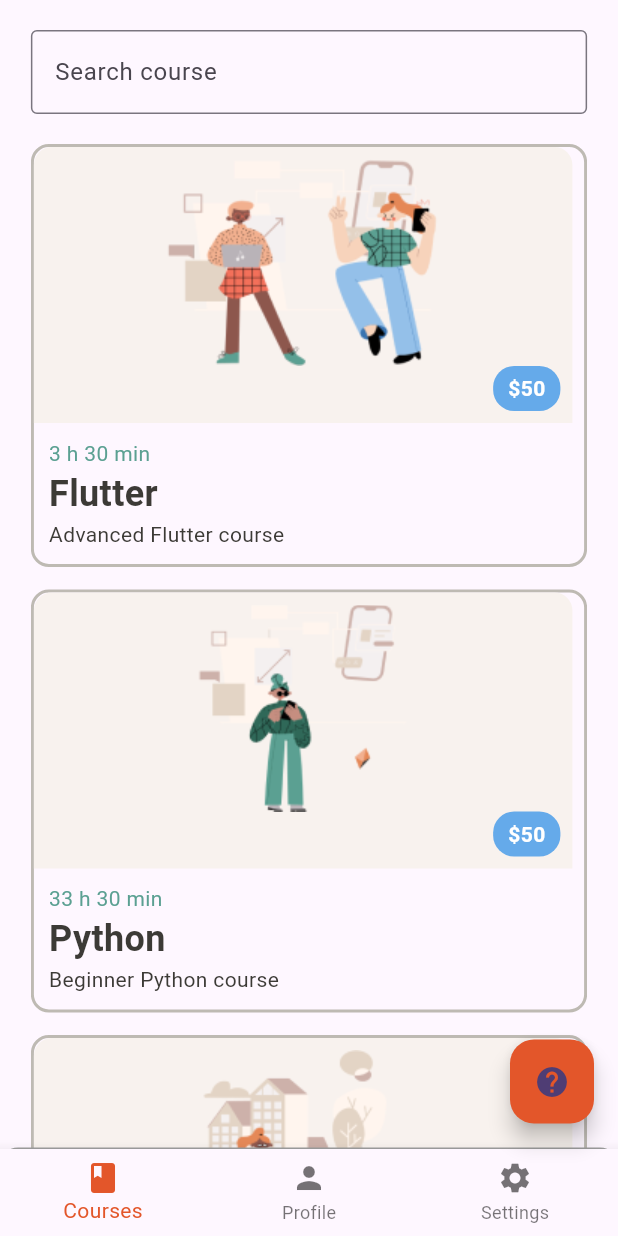
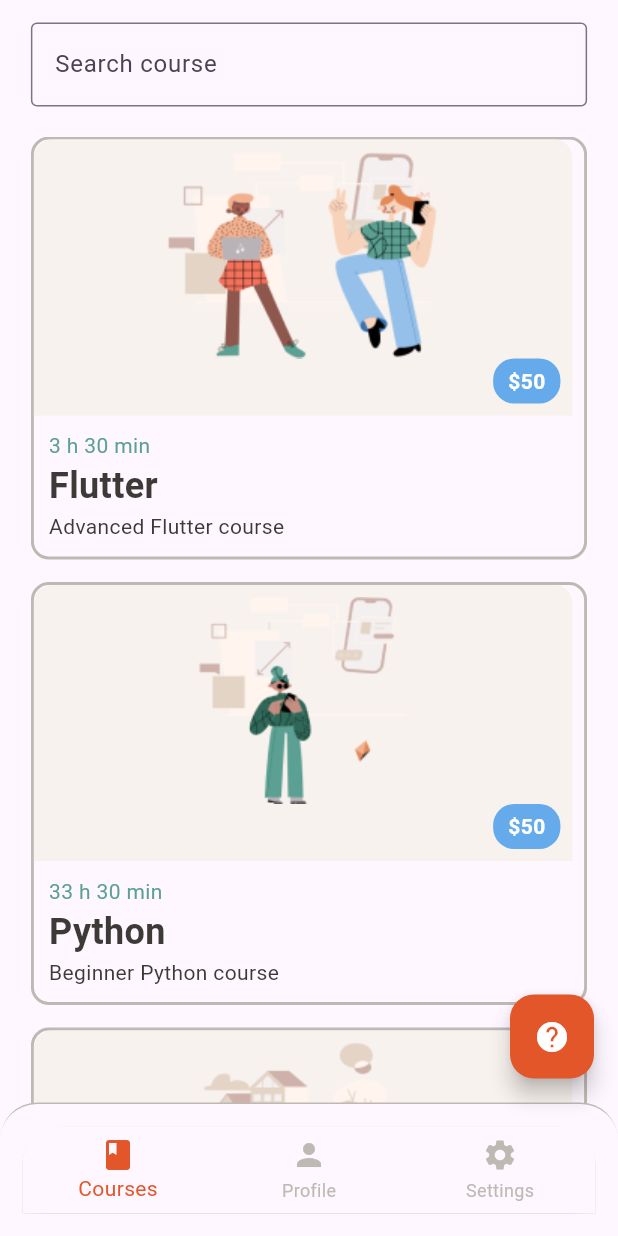
Before and after one commit to ahaithem/edtech_app, a Flutter app: the HomePage screen opened by its route, on a phone screen of 412 x 824 dp. Run offline on Flutter 3.47's test engine with Material 3 defaults, Android fonts, the light colour scheme and no system bars; our stand-ins replace awesome_dialog, card_swiper, cloud_firestore, firebase_auth, firebase_core, firebase_storage and 2 more; accounts and stored records are empty; network calls fail.

Commit message:
add some changes on the UI

```diff
--- a/lib/courses/course.dart
+++ b/lib/courses/course.dart
@@ -90,7 +90,7 @@ class _CourseState extends State<Course> {
             SizedBox(
               width: MediaQuery.of(context).size.width * 0.9, // 90% width
               child: Padding(
-                padding: const EdgeInsets.only(bottom: 20, top: 20),
+                padding: const EdgeInsets.only(bottom: 20, top: 15),
                 child: TextField(
                   controller: _searchController,
                   decoration: InputDecoration(
@@ -113,7 +113,7 @@ class _CourseState extends State<Course> {
                   itemCount: _filteredCourses.length,
                   itemBuilder: (context, index) {
                     return Container(
-                      padding: EdgeInsets.only(bottom: 15),
+                      padding: const EdgeInsets.only(bottom: 15),
                       child: _filteredCourses[index],
                     ); // Directly return the course
                   },
--- a/lib/home_page.dart
+++ b/lib/home_page.dart
@@ -1,7 +1,6 @@
 import 'package:flutter/material.dart';
 import 'constns/home_constants.dart';
 import 'constns/color_text_size.dart';
-import 'ai_chatbot/test.dart';
 
 class HomePage extends StatefulWidget {
   const HomePage({super.key});
@@ -27,19 +26,23 @@ class _HomePageState extends State<HomePage> {
           child: widgetOptions.elementAt(_selectedIndex),
         ),
         bottomNavigationBar: Container(
-          //padding: const EdgeInsets.only(top: 8.0),
-          decoration: const BoxDecoration(
-            color: Colors.grey, // Background color of the container
+          padding: const EdgeInsets.all(15),
+          decoration: BoxDecoration(
             border: Border(
               top: BorderSide(
-                color: Colors.grey, // Color of the top border
+                color: border_color, // Color of the top border
                 width: 1.0, // Thickness of the top border
               ),
             ),
-            borderRadius: BorderRadius.only(
-              topLeft: Radius.circular(12.0), // Radius for top-left corner
-              topRight: Radius.circular(12.0), // Radius for top-right corner
+            borderRadius: const BorderRadius.only(
+              topLeft: Radius.circular(25.0), // Radius for top-left corner
+              topRight: Radius.circular(25.0), // Radius for top-right corner
             ),
+          ),
+          child: ClipRRect(
+            borderRadius: const BorderRadius.only(
+              topLeft: Radius.circular(25.0), // Radius for top-left corner
+              topRight: Radius.circular(25.0), // Radius for top-right corner
             ),
             child: BottomNavigationBar(
               items: const <BottomNavigationBarItem>[
@@ -58,14 +61,19 @@ class _HomePageState extends State<HomePage> {
               ],
               currentIndex: _selectedIndex,
               selectedItemColor: primary_color,
+              unselectedItemColor: border_color,
               onTap: _onItemTapped,
+            ),
           ),
         ),
         floatingActionButton: FloatingActionButton(
           backgroundColor: primary_color,
-          child: const Icon(Icons.help),
+          child: const Icon(
+            Icons.help,
+            color: Colors.white,
+          ),
           onPressed: () {
-            Navigator.of(context).pushNamed('chattest');
+            Navigator.of(context).pushNamed('chatbot');
           },
         ),
         //floatingActionButtonLocation: FloatingActionButtonLocation.endFloat,
--- a/lib/widgets/profile.dart
+++ b/lib/widgets/profile.dart
@@ -13,7 +13,9 @@ class Profile extends StatefulWidget {
 class _ProfileState extends State<Profile> {
   @override
   Widget build(BuildContext context) {
-    return Scaffold(
+    return Container(
+      padding: const EdgeInsets.only(top: 15.0),
+      child: Scaffold(
         appBar: const PreferredSize(
           preferredSize: Size.fromHeight(kToolbarHeight),
           child: AppBarWidget(title: 'Profile'),
@@ -61,6 +63,7 @@ class _ProfileState extends State<Profile> {
             ),
           ),
         ),
+      ),
     );
   }
 }
--- a/lib/widgets/settings_content/setting_widget.dart
+++ b/lib/widgets/settings_content/setting_widget.dart
@@ -71,7 +71,9 @@ class _SettingWidgetState extends State<SettingWidget> {
 
   @override
   Widget build(BuildContext context) {
-    return Scaffold(
+    return Container(
+      padding: const EdgeInsets.only(top: 15),
+      child: Scaffold(
         appBar: const PreferredSize(
           preferredSize: Size.fromHeight(kToolbarHeight),
           child: AppBarWidget(title: 'Settings'),
@@ -130,6 +132,7 @@ class _SettingWidgetState extends State<SettingWidget> {
             ),
           ),
         ),
+      ),
     );
   }
 }
```
Also changed, not shown: lib/ai_chatbot/chat_bot.dart (renamed from lib/ai_chatbot/test.dart, +14 -12 lines), lib/main.dart (+7 -7 lines), lib/widgets/checkout.dart (+5 -2 lines). Lines whose indentation alone changed are shown as unchanged.
